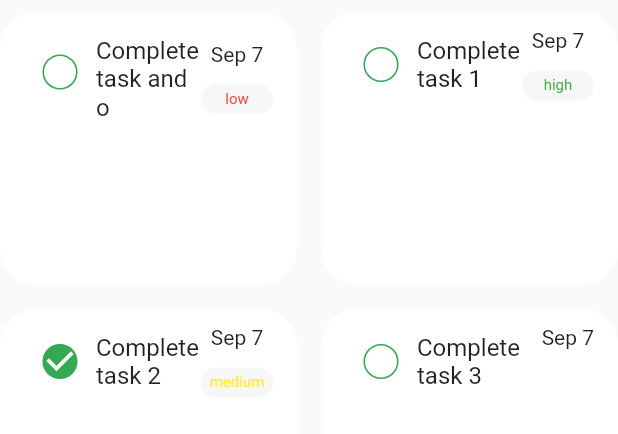
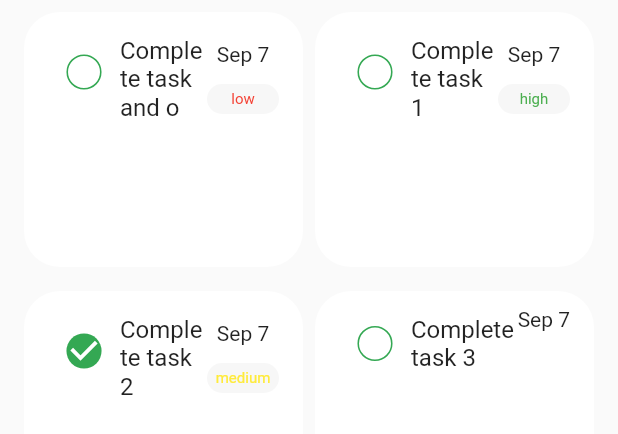
Before and after one commit to Yogesh070/TodoApp, a Flutter app: the TaskGridView widget shown alone on an empty page, opened directly, on a phone screen of 412 x 824 dp. Shown: the top 434 px of the screen. Run offline on Flutter 3.47's test engine with Material 2 defaults, Android fonts, the phone set to English and light mode, and no system bars; our stand-ins replace flutter_svg.

Commit message:
fixed grid view

```diff
--- a/lib/components/task_list_gridview.dart
+++ b/lib/components/task_list_gridview.dart
@@ -1,33 +1,58 @@
 import 'package:flutter/cupertino.dart';
 import 'package:flutter/material.dart';
 import 'package:todoapp/components/task_tile.dart';
+import 'package:todoapp/constants/contant.dart';
 import 'package:todoapp/controllers/task_data_controller.dart';
 import 'package:provider/provider.dart';
 
-class TaskGridView extends StatefulWidget {
-  @override
-  _TaskGridViewState createState() => _TaskGridViewState();
-}
-
-class _TaskGridViewState extends State<TaskGridView> {
+class TaskGridView extends StatelessWidget {
   @override
   Widget build(BuildContext context) {
-    double mediaWidth = MediaQuery.of(context).size.width;
     return Consumer<TaskData>(
       builder: (context, taskdata, child) {
-        return GridView.builder(
-            physics: BouncingScrollPhysics(),
-            itemCount: taskdata.taskCount,
-            gridDelegate: SliverGridDelegateWithFixedCrossAxisCount(
-              crossAxisCount: 2,
-              crossAxisSpacing: mediaWidth > 600 ? 30 : 16.0,
-            ),
-            itemBuilder: (context, index) {
-              final task = taskdata.tasks[index];
-              return TaskTile(
-                task: task,
-              );
-            });
+        return Container(
+          margin: EdgeInsets.symmetric(horizontal: 16),
+          width: double.infinity,
+          child: ListView(
+            children: [
+              taskdata.pinnedTaskCount > 0
+                  ? GridView.count(
+                      shrinkWrap: true,
+                      addAutomaticKeepAlives: false,
+                      crossAxisCount: 2,
+                      physics: BouncingScrollPhysics(),
+                      crossAxisSpacing: 8,
+                      children: taskdata.pinnedTask
+                          .map(
+                            (e) => TaskTile(
+                              task: e,
+                            ),
+                          )
+                          .toList())
+                  : SizedBox.shrink(),
+              taskdata.pinnedTaskCount > 0
+                  ? Divider(
+                      color: kPrimaryColor.withOpacity(0.5),
+                      thickness: 0.8,
+                    )
+                  : SizedBox.shrink(),
+              GridView.count(
+                shrinkWrap: true,
+                addAutomaticKeepAlives: false,
+                crossAxisCount: 2,
+                physics: BouncingScrollPhysics(),
+                crossAxisSpacing: 8,
+                children: taskdata.tasks
+                    .map(
+                      (e) => TaskTile(
+                        task: e,
+                      ),
+                    )
+                    .toList(),
+              ),
+            ],
+          ),
+        );
       },
     );
   }
```
